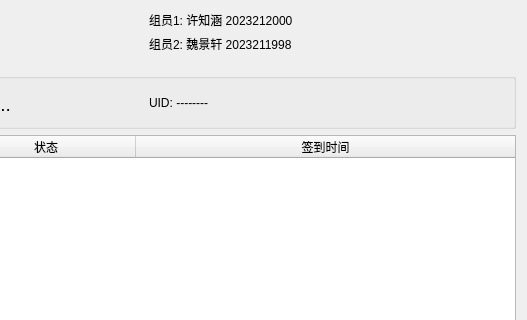
This is expTest/mainwindow.ui in Thrautumn/test_for_exp as Qt 5 draws it before an edit; both pictures show x 236 to 763 and y 0 to 320 of the 763 by 436 pixel window. The edited form follows.
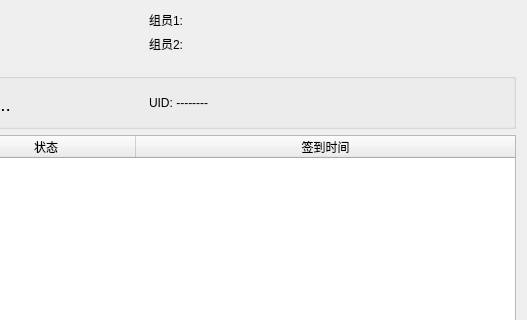
This is the edited form.

Commit message: 删除了个人信息 (#13)

Diff of the .ui file:
```diff
--- a/expTest/mainwindow.ui
+++ b/expTest/mainwindow.ui
@@ -35,14 +35,14 @@
        <item>
         <widget class="QLabel" name="lbl_Member1">
          <property name="text">
-          <string>组员1: 许知涵 2023212000</string>
+          <string>组员1:</string>
          </property>
         </widget>
        </item>
        <item>
         <widget class="QLabel" name="lbl_Member2">
          <property name="text">
-          <string>组员2: 魏景轩 2023211998</string>
+          <string>组员2:</string>
          </property>
         </widget>
        </item>
```
